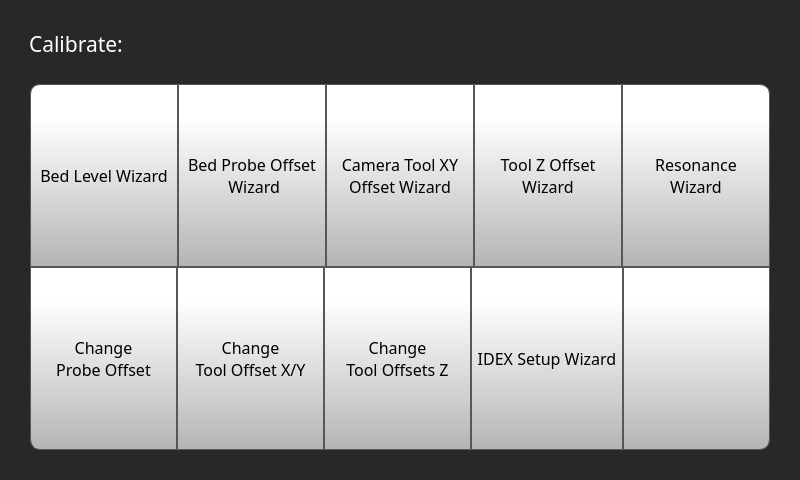
Qt form octoprint_ControlCenter/ui/calibrate_screen/calibrate_screen.ui (FracktalWorks/ControlCenter) before a commit.
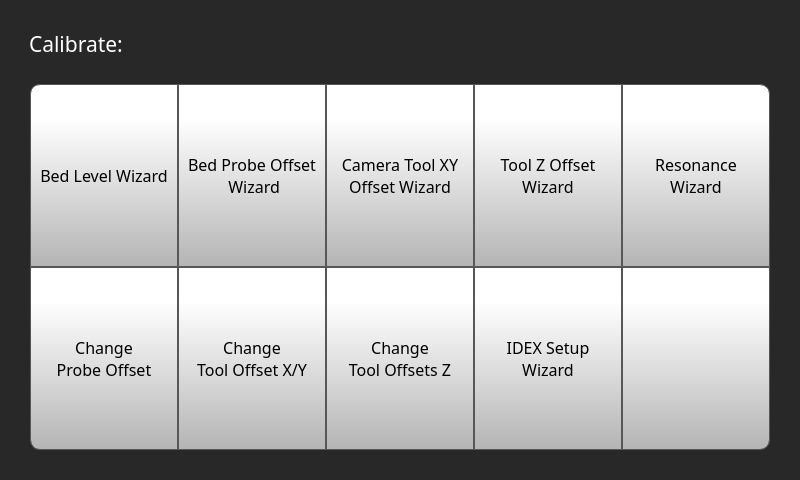
The same form after that commit. Icons and pictures are not drawn.

Commit message:
Update IDEX Setup Wizard button text formatting
Splits the 'IDEX Setup Wizard' button label into two lines for improved readability in the UI.

What changed in the file:
```diff
--- a/octoprint_ControlCenter/ui/calibrate_screen/calibrate_screen.ui
+++ b/octoprint_ControlCenter/ui/calibrate_screen/calibrate_screen.ui
@@ -640,7 +640,8 @@
 }</string>
               </property>
               <property name="text">
-               <string>IDEX Setup Wizard</string>
+               <string>IDEX Setup
+Wizard</string>
               </property>
               <property name="icon">
                <iconset resource="../resources/resource.qrc">
```
